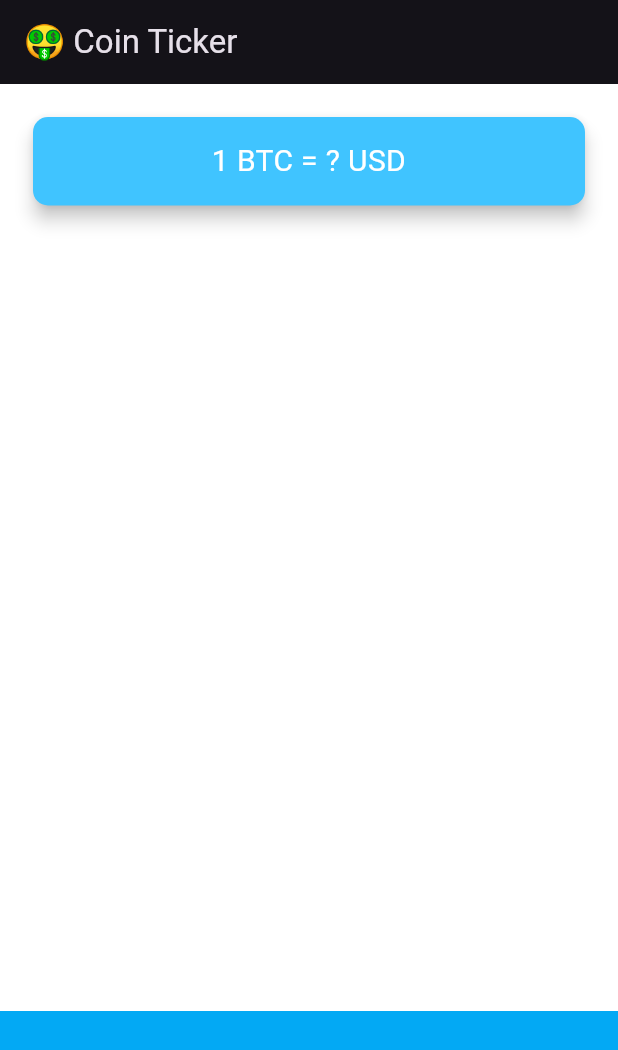
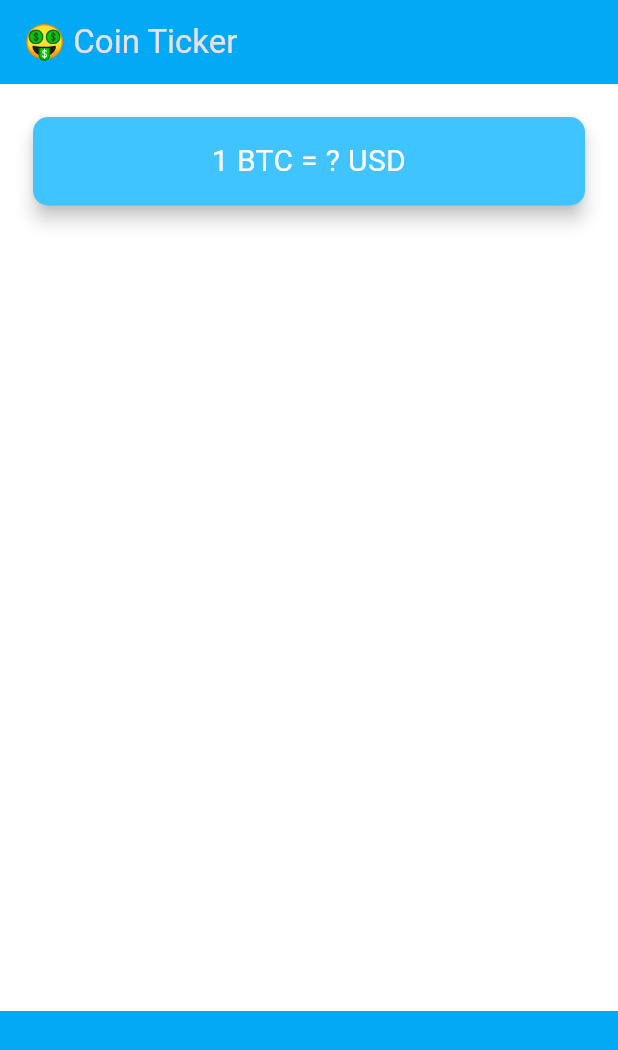
Before and after one commit to dil-nawaz-khan/bitcoin_ticker_flutter, a Flutter app: the screen it shows after launch, on a phone screen of 412 x 824 dp. Shown: the top 1050 px of the screen. Run offline on Flutter 3.47's test engine with Material 3 defaults, Android fonts, the phone set to English and light mode, and no system bars.

Commit message:
Refactor appBar in PriceScreen for improved readability

```diff
--- a/lib/price_screen.dart
+++ b/lib/price_screen.dart
@@ -12,7 +12,10 @@ class _PriceScreenState extends State<PriceScreen> {
   @override
   Widget build(BuildContext context) {
     return Scaffold(
-      appBar: AppBar(title: Text('🤑 Coin Ticker')),
+      appBar: AppBar(
+        title: Text('🤑 Coin Ticker'),
+        backgroundColor: Colors.lightBlue,
+      ),
       body: Column(
         mainAxisAlignment: MainAxisAlignment.spaceBetween,
         crossAxisAlignment: CrossAxisAlignment.stretch,
```
